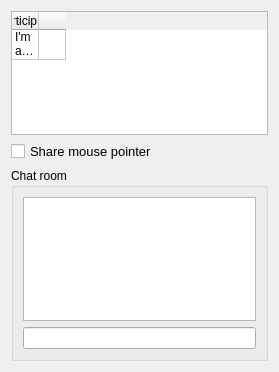
This is Qt/Components/Resources/UI/pqCollaborationPanel.ui in Kitware/ParaView as Qt 5 draws it before an edit. The edited form follows.
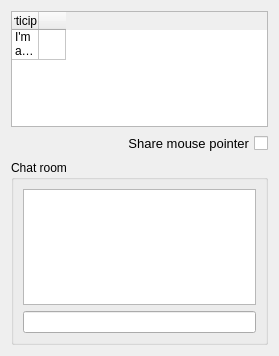
This is the edited form. Icons and pictures are not drawn.

Commit message: Fix Collaboration with mutli-server

```diff
--- a/Qt/Components/Resources/UI/pqCollaborationPanel.ui
+++ b/Qt/Components/Resources/UI/pqCollaborationPanel.ui
@@ -7,14 +7,16 @@
     <x>0</x>
     <y>0</y>
     <width>279</width>
-    <height>372</height>
+    <height>356</height>
    </rect>
   </property>
   <property name="windowTitle">
    <string>Form</string>
   </property>
-  <layout class="QGridLayout" name="gridLayout">
-   <item row="0" column="0">
+  <layout class="QVBoxLayout" name="verticalLayout_3">
+   <item>
+    <layout class="QVBoxLayout" name="verticalLayout_2">
+     <item>
     <widget class="QTableWidget" name="members">
      <property name="sizePolicy">
       <sizepolicy hsizetype="Expanding" vsizetype="Expanding">
@@ -113,7 +115,22 @@
      </item>
     </widget>
    </item>
-   <item row="4" column="0">
+     <item>
+      <widget class="QCheckBox" name="shareMousePointer">
+       <property name="font">
+        <font>
+         <pointsize>10</pointsize>
+        </font>
+       </property>
+       <property name="layoutDirection">
+        <enum>Qt::RightToLeft</enum>
+       </property>
+       <property name="text">
+        <string>Share mouse pointer</string>
+       </property>
+      </widget>
+     </item>
+     <item>
     <widget class="QGroupBox" name="groupBox">
      <property name="sizePolicy">
       <sizepolicy hsizetype="Expanding" vsizetype="Expanding">
@@ -124,9 +141,7 @@
      <property name="title">
       <string>Chat room</string>
      </property>
-     <layout class="QHBoxLayout" name="horizontalLayout">
-      <item>
-       <layout class="QVBoxLayout" name="verticalLayout_2">
+       <layout class="QVBoxLayout" name="verticalLayout">
         <item>
          <widget class="QTextBrowser" name="content"/>
         </item>
@@ -134,34 +149,9 @@
          <widget class="QLineEdit" name="message"/>
         </item>
        </layout>
-      </item>
-     </layout>
-    </widget>
-   </item>
-   <item row="1" column="0">
-    <widget class="QCheckBox" name="shareMousePointer">
-     <property name="font">
-      <font>
-       <pointsize>10</pointsize>
-      </font>
-     </property>
-     <property name="text">
-      <string>Share mouse pointer</string>
-     </property>
-    </widget>
-   </item>
-   <item row="2" column="0">
-    <spacer name="verticalSpacer">
-     <property name="orientation">
-      <enum>Qt::Vertical</enum>
-     </property>
-     <property name="sizeHint" stdset="0">
-      <size>
-       <width>20</width>
-       <height>40</height>
-      </size>
-     </property>
-    </spacer>
+      </widget>
+     </item>
+    </layout>
    </item>
   </layout>
  </widget>
```
Lines whose indentation alone changed are shown as unchanged. The commit also changes 11 other files.
